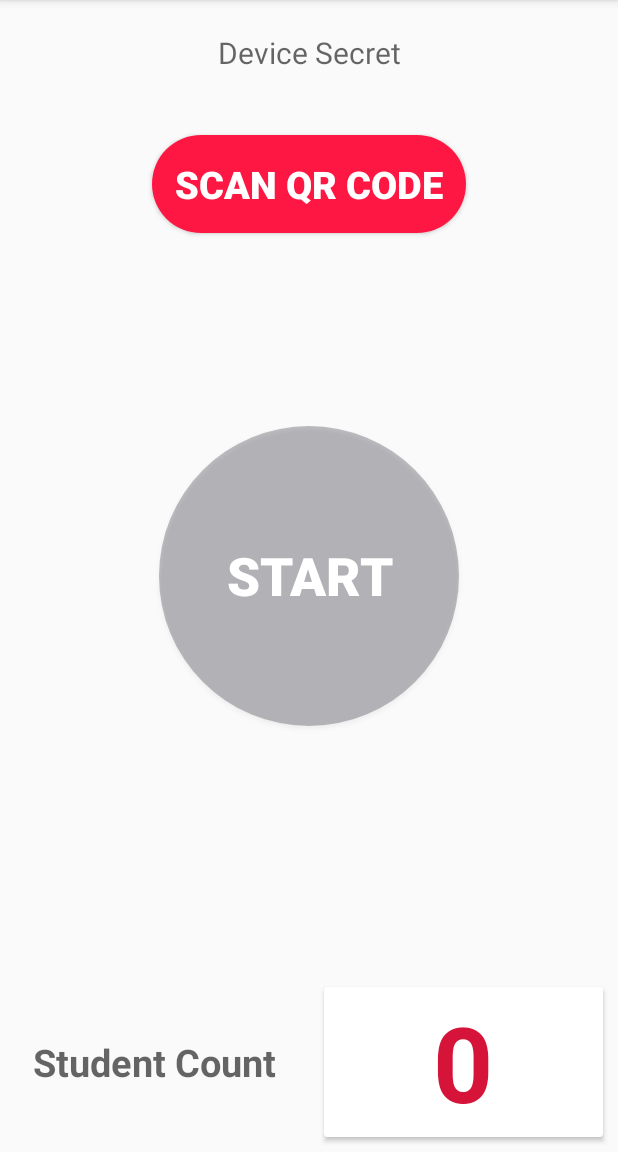
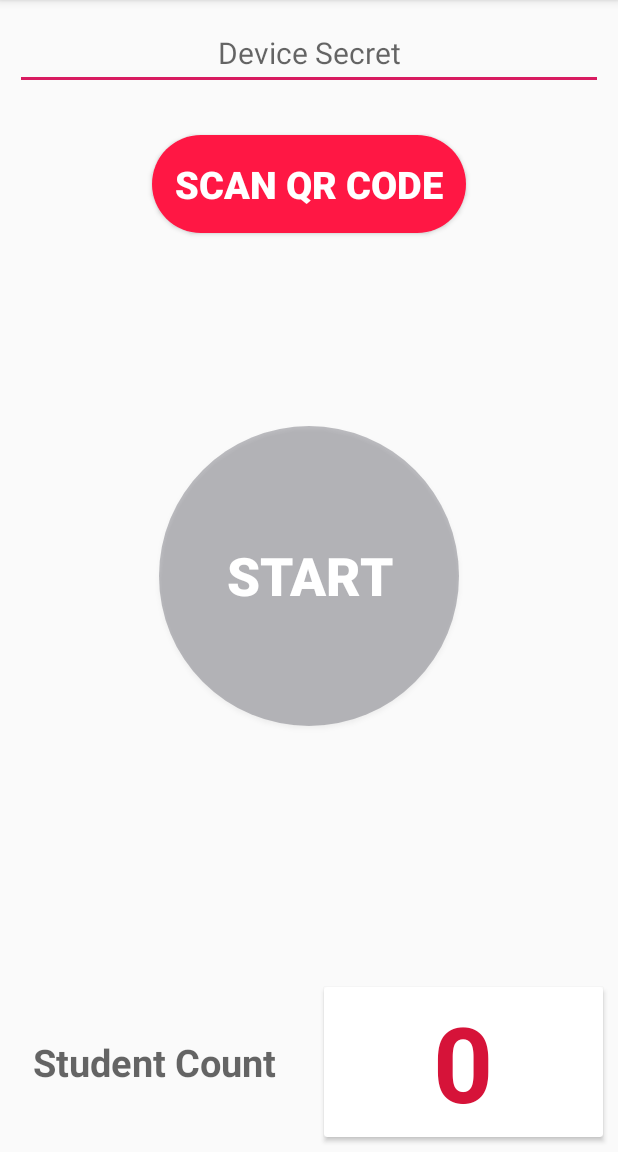
Before and after one commit to Saifulislam65/SPL-II-Teacher, an Android app: the ActivityDeviceAttendance screen opened directly, with no data from a screen before it, on a phone screen of 412 x 824 dp, the part 84-1236 px from its top. Run offline under Robolectric (Android 15) with nearby library versions, the phone set to English and light mode, and no system bars; our stand-ins replace Firebase (no records; nobody signed in at launch, a user with empty details on screens opened directly).

Commit message:
Device QR Scanning Bug FIxed

```diff
--- a/app/src/main/java/com/ban/teacher/ActivityDeviceAttendance.java
+++ b/app/src/main/java/com/ban/teacher/ActivityDeviceAttendance.java
@@ -24,7 +24,8 @@ import java.util.Date;
 public class ActivityDeviceAttendance extends AppCompatActivity {
 
     Button device, QR;
-    TextView deviceSecret, studentCount;
+    TextView studentCount;
+    EditText deviceSecret;
     String code;
     Thread thread;
     int colorCounter = 0;
@@ -121,9 +122,8 @@ public class ActivityDeviceAttendance extends AppCompatActivity {
         }
         try{
             thread.interrupt();
-            finish();
         }catch (Exception e){
-            finish();
+            //finish();
         }
 
     }
--- a/app/src/main/res/layout/activity_device_attendance.xml
+++ b/app/src/main/res/layout/activity_device_attendance.xml
@@ -22,7 +22,7 @@
         android:textStyle="bold"
         android:text="Start"/>
 
-    <TextView
+    <EditText
         android:id="@+id/device_secret"
         android:layout_width="match_parent"
         android:layout_height="50dp"
```
